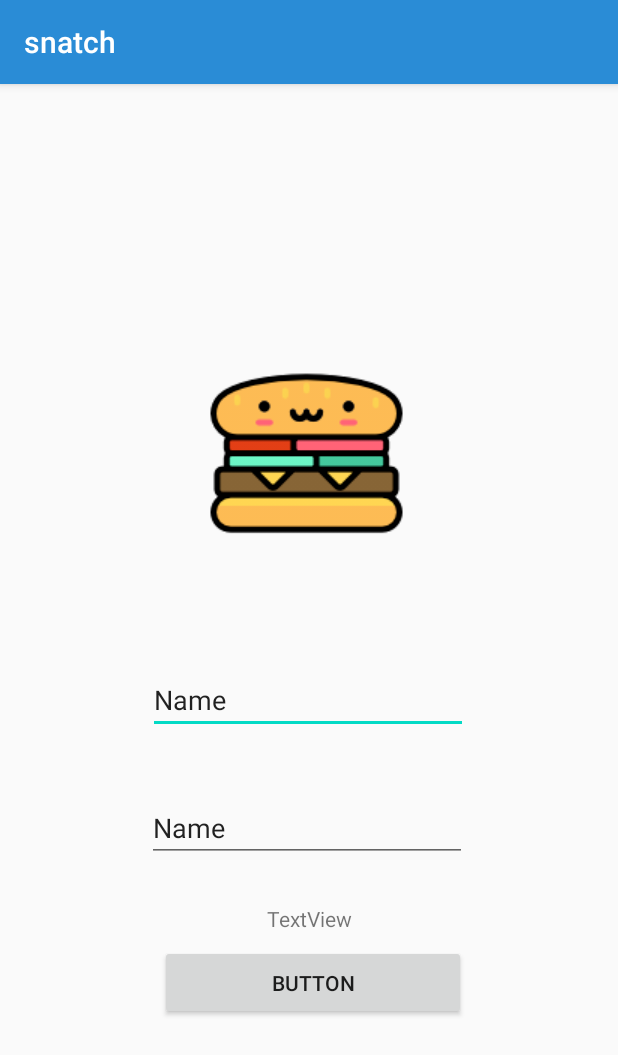
After one commit to jamz903/snatch, an Android app: the ProfileActivity screen opened directly, with no data from a screen before it, on a phone screen of 412 x 824 dp. The commit adds this screen. Shown: the top 1055 px of the screen. Run offline under Robolectric (Android 15) with nearby library versions, the phone set to English and light mode, and no system bars; our stand-ins replace Firebase (no records; nobody signed in at launch, a user with empty details on screens opened directly).

Commit message:
Added profile xml and profile activity (noit done)

```diff
--- a/app/src/main/AndroidManifest.xml
+++ b/app/src/main/AndroidManifest.xml
@@ -40,6 +40,7 @@
             android:screenOrientation="portrait" />
         <activity android:name=".FinishActivity" />
         <activity android:name=".MainActivity"></activity>
+        <activity android:name=".ProfileActivity"></activity>
         <activity
             android:name=".Pop"
             android:theme="@style/AppTheme.CustomTheme" />
--- a/app/src/main/java/sg/edu/np/mad/snatch/OrderActivity.java
+++ b/app/src/main/java/sg/edu/np/mad/snatch/OrderActivity.java
@@ -116,10 +116,18 @@ public class OrderActivity extends AppCompatActivity implements orderItemAdapter
 
         //Food courts' vacancy button on kebab icon on top right corner of the app
         //brings user to see the number of people in each food court
+        //bring user to pofile page
+        if(item.getItemId() == R.id.profile_option){
+            Intent in = new Intent(getApplicationContext(), ProfileActivity.class);
+            startActivity(in);
+        }
+
         if (item.getItemId() == R.id.vacancy_option) {
             Intent in = new Intent(this, FoodCourtVacancyActivity.class);
             startActivity(in);
         }
+
+
 
         //logout button on kebab icon on top right corner of the app
         //brings user to log in page
--- /dev/null
+++ b/app/src/main/java/sg/edu/np/mad/snatch/ProfileActivity.java
@@ -0,0 +1,87 @@
+package sg.edu.np.mad.snatch;
+
+import androidx.annotation.NonNull;
+import androidx.appcompat.app.AppCompatActivity;
+import androidx.recyclerview.widget.DefaultItemAnimator;
+import androidx.recyclerview.widget.DividerItemDecoration;
+import androidx.recyclerview.widget.LinearLayoutManager;
+import androidx.recyclerview.widget.RecyclerView;
+
+import android.app.Activity;
+import android.app.AlertDialog;
+import android.app.Dialog;
+import android.content.DialogInterface;
+import android.content.Intent;
+import android.content.SharedPreferences;
+import android.graphics.Color;
+import android.graphics.drawable.ColorDrawable;
+import android.net.Uri;
+import android.os.Bundle;
+import android.util.Log;
+import android.view.Menu;
+import android.view.MenuItem;
+import android.view.View;
+import android.widget.Button;
+import android.widget.EditText;
+import android.widget.ImageView;
+import android.widget.TextView;
+import android.widget.Toast;
+
+import com.google.android.material.floatingactionbutton.FloatingActionButton;
+import com.google.firebase.database.DataSnapshot;
+import com.google.firebase.database.DatabaseError;
+import com.google.firebase.database.DatabaseReference;
+import com.google.firebase.database.FirebaseDatabase;
+import com.google.firebase.database.ValueEventListener;
+
+import java.lang.reflect.Array;
+import java.util.ArrayList;
+import java.util.Collections;
+import java.util.Comparator;
+import java.util.List;
+
+public class ProfileActivity extends AppCompatActivity{
+
+    EditText profileName;
+    EditText profilePW;
+    TextView profilePoints;
+
+    @Override
+    protected void onCreate(Bundle savedInstanceState){
+        super.onCreate(savedInstanceState);
+        setContentView(R.layout.activity_profile_page);
+
+        //set the hints of the current users UN and PW
+
+            //connect the text and edit views
+        profileName = (EditText) findViewById(R.id.profileName);
+        profilePW = (EditText) findViewById(R.id.profilePassword);
+        profilePoints = (TextView) findViewById(R.id.profilePoints);
+
+        //Shared Preferences
+        SharedPreferences preferences = getSharedPreferences("checkbox", MODE_PRIVATE);
+        final String checkbox = preferences.getString("remember","");
+        final String username = preferences.getString("studentUsername","");
+        //set hints of current user name and pw
+
+        String message;
+        if (checkbox.equals("true")){
+            message = username ;
+        }
+        else{
+            message = SignUpActivity.username;
+        }
+        profileName.setHint(message);
+
+
+    }
+    @Override
+    protected void onStart() {
+        super.onStart();
+
+    }
+    @Override
+    protected void onResume() {
+        super.onResume();
+    }
+}
--- /dev/null
+++ b/app/src/main/res/layout/activity_profile_page.xml
@@ -0,0 +1,69 @@
+<?xml version="1.0" encoding="utf-8"?>
+<androidx.constraintlayout.widget.ConstraintLayout
+    xmlns:android="http://schemas.android.com/apk/res/android"
+    xmlns:app="http://schemas.android.com/apk/res-auto"
+    xmlns:tools="http://schemas.android.com/tools"
+    android:layout_width="match_parent"
+    android:layout_height="match_parent">
+    tools:context=".ProfileActivity">
+
+    <EditText
+        android:id="@+id/profileName"
+        android:layout_width="wrap_content"
+        android:layout_height="wrap_content"
+        android:layout_marginBottom="40dp"
+        android:ems="10"
+        android:inputType="textPersonName"
+        android:text="Name"
+        app:layout_constraintBottom_toTopOf="@+id/profilePassword"
+        app:layout_constraintEnd_toEndOf="parent"
+        app:layout_constraintHorizontal_bias="0.497"
+        app:layout_constraintStart_toStartOf="parent" />
+
+    <ImageView
+        android:id="@+id/profilePic"
+        android:layout_width="wrap_content"
+        android:layout_height="wrap_content"
+        app:layout_constraintBottom_toTopOf="@+id/profileName"
+        app:layout_constraintEnd_toEndOf="parent"
+        app:layout_constraintHorizontal_bias="0.497"
+        app:layout_constraintStart_toStartOf="parent"
+        app:layout_constraintTop_toTopOf="parent"
+        app:layout_constraintVertical_bias="0.727"
+        app:srcCompat="@drawable/hamburger" />
+
+    <EditText
+        android:id="@+id/profilePassword"
+        android:layout_width="wrap_content"
+        android:layout_height="wrap_content"
+        android:layout_marginBottom="28dp"
+        android:ems="10"
+        android:inputType="textPersonName"
+        android:text="Name"
+        app:layout_constraintBottom_toTopOf="@+id/profilePoints"
+        app:layout_constraintEnd_toEndOf="parent"
+        app:layout_constraintHorizontal_bias="0.492"
+        app:layout_constraintStart_toStartOf="parent" />
+
+    <TextView
+        android:id="@+id/profilePoints"
+        android:layout_width="wrap_content"
+        android:layout_height="wrap_content"
+        android:layout_marginBottom="8dp"
+        android:text="TextView"
+        app:layout_constraintBottom_toTopOf="@+id/RedeemPointsButtonProfile"
+        app:layout_constraintEnd_toEndOf="parent"
+        app:layout_constraintStart_toStartOf="parent" />
+
+    <Button
+        android:id="@+id/RedeemPointsButtonProfile"
+        android:layout_width="204dp"
+        android:layout_height="50dp"
+        android:layout_marginBottom="144dp"
+        android:text="Button"
+        app:layout_constraintBottom_toBottomOf="parent"
+        app:layout_constraintEnd_toEndOf="parent"
+        app:layout_constraintHorizontal_bias="0.512"
+        app:layout_constraintStart_toStartOf="parent" />
+
+</androidx.constraintlayout.widget.ConstraintLayout>
--- a/app/src/main/res/menu/options_menu.xml
+++ b/app/src/main/res/menu/options_menu.xml
@@ -10,8 +10,7 @@
 
     <item
         android:id="@+id/profile_option"
-        android:title="Profile"
-        app:showAsAction="never"/>
+        android:title="Profile" />
     <item
         android:id="@+id/vacancy_option"
         android:title="Vacancies" />
```
